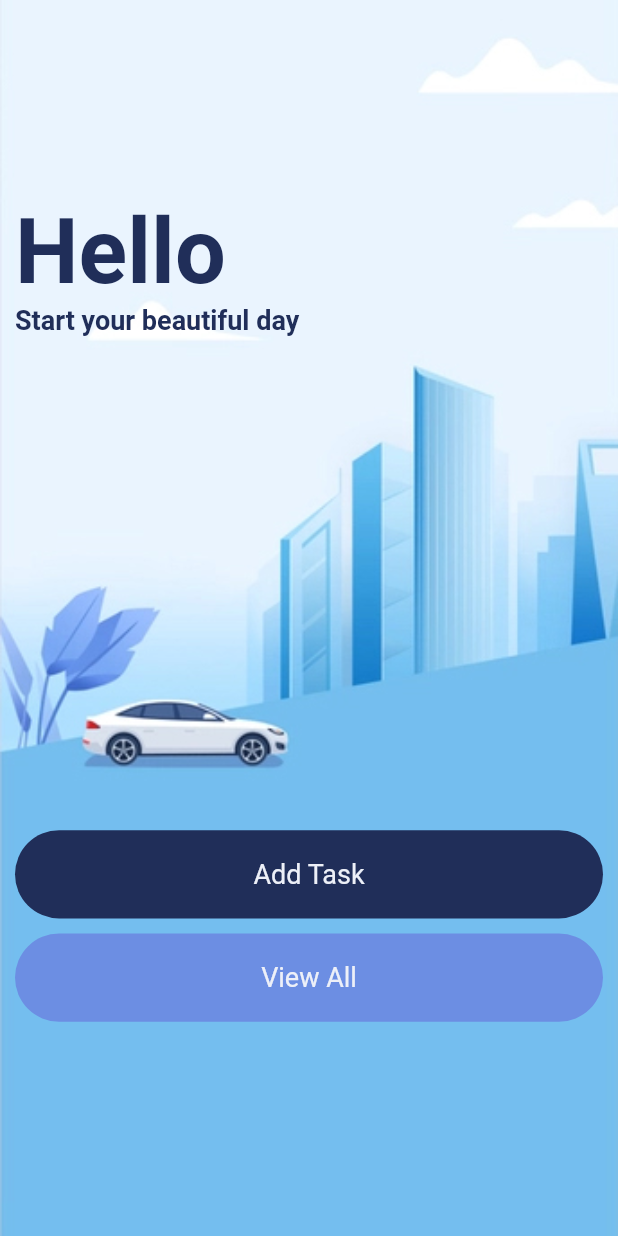
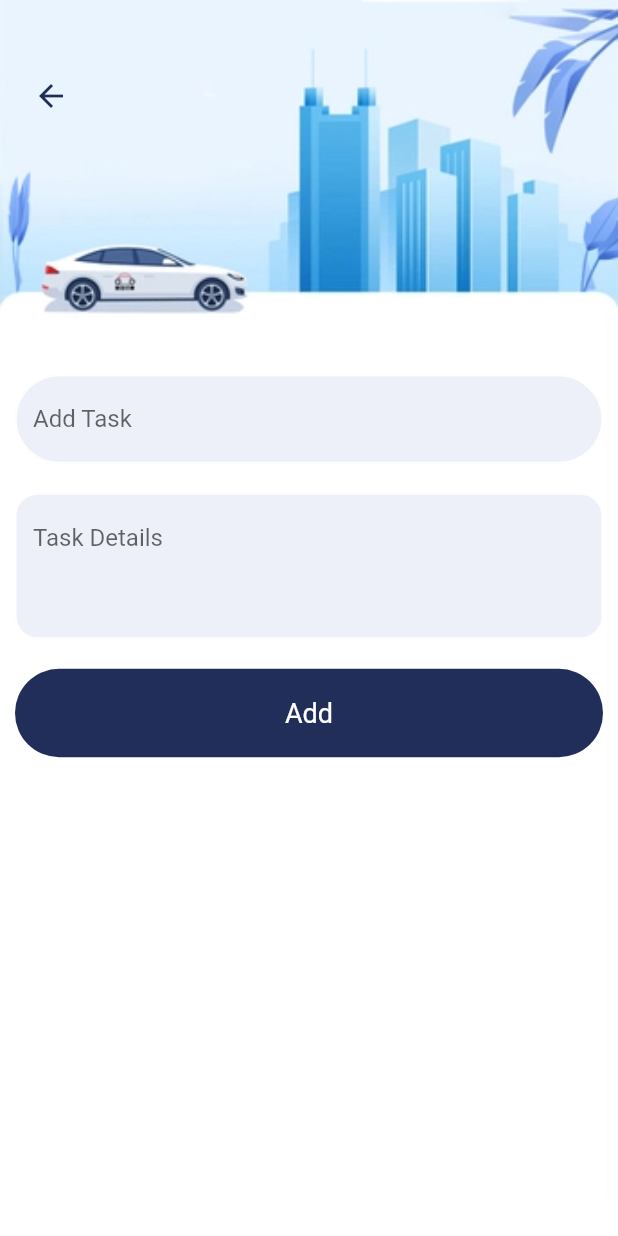
Before and after one commit to SyedMahamudulHasan/task_management, a Flutter app: the screen it shows after launch, on a phone screen of 412 x 824 dp. Run offline on Flutter 3.47's test engine with Material 2 defaults, Android fonts, the phone set to English and light mode, and no system bars.

Commit message:
add task screen

```diff
--- a/lib/main.dart
+++ b/lib/main.dart
@@ -1,4 +1,5 @@
 import 'package:flutter/material.dart';
+import 'package:task_management/screens/add_task.dart';
 import 'package:task_management/screens/home_screen.dart';
 
 void main() {
@@ -26,7 +27,7 @@ class MyApp extends StatelessWidget {
         // is not restarted.
         primarySwatch: Colors.blue,
       ),
-      home: const HomeScreen(),
+      home: const AddTask(),
     );
   }
 }
--- /dev/null
+++ b/lib/screens/add_task.dart
@@ -0,0 +1,82 @@
+import 'dart:ui';
+
+import 'package:flutter/material.dart';
+import 'package:flutter/src/foundation/key.dart';
+import 'package:flutter/src/widgets/framework.dart';
+import 'package:task_management/colors/app_colors.dart';
+import 'package:task_management/screens/addtaskFied.dart';
+import 'package:task_management/widgets/buttonWidgets.dart';
+
+class AddTask extends StatelessWidget {
+  const AddTask({Key? key}) : super(key: key);
+
+  @override
+  Widget build(BuildContext context) {
+    TextEditingController _nameController = TextEditingController();
+    TextEditingController _detailController = TextEditingController();
+    final size = MediaQuery.of(context).size;
+    return Scaffold(
+      body: SingleChildScrollView(
+        child: Container(
+          padding: const EdgeInsets.all(10),
+          height: size.height,
+          width: size.width,
+          decoration: const BoxDecoration(
+            image: DecorationImage(
+              fit: BoxFit.cover,
+              image: AssetImage('assets/addtask1.jpg'),
+            ),
+          ),
+          child: Column(
+            crossAxisAlignment: CrossAxisAlignment.start,
+            mainAxisAlignment: MainAxisAlignment.spaceBetween,
+            children: [
+              Column(
+                children: [
+                  const SizedBox(
+                    height: 30,
+                  ),
+                  IconButton(
+                    onPressed: () {},
+                    icon: Icon(
+                      Icons.arrow_back,
+                      color: AppColors.mainColor,
+                    ),
+                  ),
+                ],
+              ),
+              Column(
+                children: [
+                  AddTaskField(
+                    textController: _nameController,
+                    text: "Add Task",
+                  ),
+                  const SizedBox(
+                    height: 20,
+                  ),
+                  AddTaskField(
+                    textController: _detailController,
+                    text: "Task Details",
+                    borderRadius: 15,
+                    line: 3,
+                  ),
+                  const SizedBox(
+                    height: 20,
+                  ),
+                  Buttonwidget(
+                    text: "Add",
+                    textColor: Colors.white,
+                    buttonColor: AppColors.mainColor,
+                  )
+                ],
+              ),
+              SizedBox(
+                height: size.height / 6,
+              ),
+            ],
+          ),
+        ),
+      ),
+    );
+  }
+}
--- /dev/null
+++ b/lib/screens/addtaskFied.dart
@@ -0,0 +1,46 @@
+import 'package:flutter/material.dart';
+import 'package:flutter/src/foundation/key.dart';
+import 'package:flutter/src/widgets/framework.dart';
+
+import '../colors/app_colors.dart';
+
+class AddTaskField extends StatelessWidget {
+  const AddTaskField({
+    Key? key,
+    required this.textController,
+    required this.text,
+    this.line = 1,
+    this.borderRadius = 30,
+  }) : super(key: key);
+  final TextEditingController textController;
+  final int line;
+  final String text;
+  final double borderRadius;
+
+  @override
+  Widget build(BuildContext context) {
+    return TextField(
+      maxLines: line,
+      controller: textController,
+      decoration: InputDecoration(
+        filled: true,
+        fillColor: AppColors.textHolder,
+        hintText: text,
+        focusedBorder: OutlineInputBorder(
+          borderRadius: BorderRadius.circular(borderRadius),
+          borderSide: const BorderSide(
+            color: Colors.white,
+            width: 1,
+          ),
+        ),
+        enabledBorder: OutlineInputBorder(
+          borderRadius: BorderRadius.circular(borderRadius),
+          borderSide: const BorderSide(
+            color: Colors.white,
+            width: 1,
+          ),
+        ),
+      ),
+    );
+  }
+}
--- a/lib/screens/home_screen.dart
+++ b/lib/screens/home_screen.dart
@@ -52,10 +52,13 @@ class _HomeScreenState extends State<HomeScreen> {
             SizedBox(
               height: size.height / 2.5,
             ),
-            Buttonwidget(
-                text: "Add Task",
-                textColor: AppColors.textHolder,
-                buttonColor: AppColors.mainColor),
+            MaterialButton(
+              onPressed: () {},
+              child: Buttonwidget(
+                  text: "Add Task",
+                  textColor: AppColors.textHolder,
+                  buttonColor: AppColors.mainColor),
+            ),
             Buttonwidget(
               text: "View All",
               textColor: AppColors.textHolder,
```
